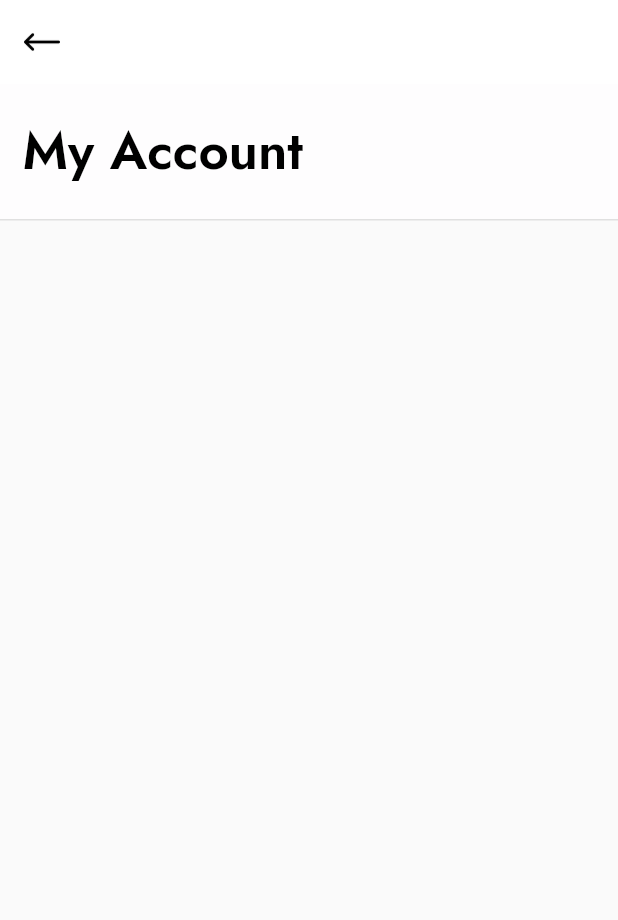
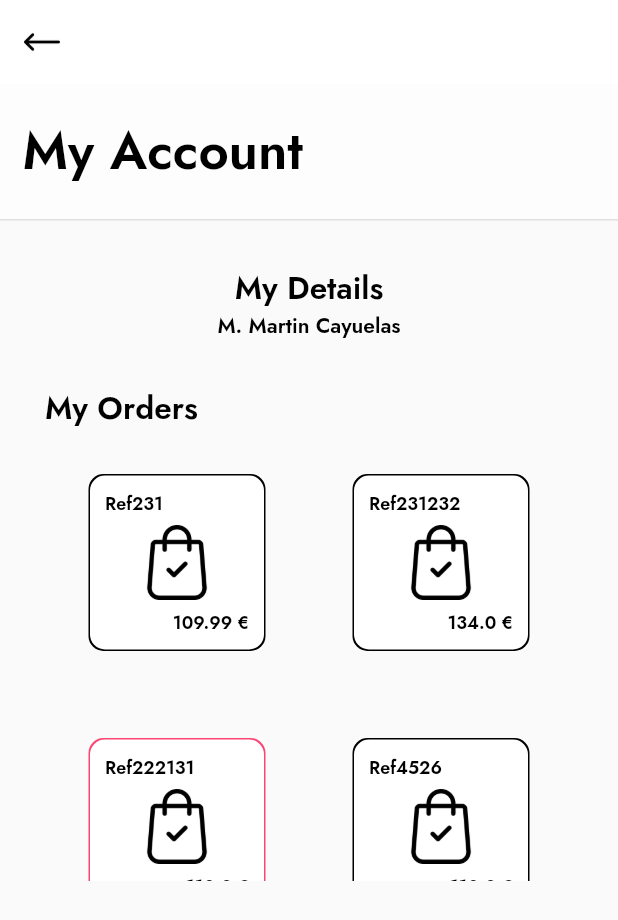
Before and after one commit to MartinCayuelas/Discover, a Flutter app: the UserScreen screen opened by its route, on a phone screen of 412 x 824 dp. Shown: the top 920 px of the screen. Run offline on Flutter 3.47's test engine with Material 2 defaults, Android fonts, the light colour scheme and no system bars.

Commit message:
🚧 WIP

```diff
--- /dev/null
+++ b/lib/components/divider.dart
@@ -0,0 +1,13 @@
+import 'package:flutter/material.dart';
+import 'package:flutter/widgets.dart';
+
+class DividerWidget extends StatelessWidget {
+  @override
+  Widget build(BuildContext context) {
+    return Divider(
+      height: 1,
+      color: Colors.grey.shade300,
+      thickness: 1,
+    );
+  }
+}
--- a/lib/main.dart
+++ b/lib/main.dart
@@ -2,7 +2,7 @@ import 'package:flutter/material.dart';
 import 'package:shoesapp/screens/cart.dart';
 import 'package:shoesapp/screens/details/detailShoes.dart';
 import 'package:shoesapp/screens/home.dart';
-import 'package:shoesapp/screens/user.dart';
+import 'package:shoesapp/screens/user/user.dart';
 
 void main() {
   runApp(MyApp());
--- a/lib/screens/cart.dart
+++ b/lib/screens/cart.dart
@@ -1,4 +1,5 @@
 import 'package:flutter/material.dart';
+import 'package:shoesapp/components/divider.dart';
 import 'package:shoesapp/models/Cart.dart';
 import 'package:shoesapp/models/shoes_model.dart';
 import 'package:shoesapp/models/ListShoes.dart';
@@ -48,17 +49,9 @@ class _CartScreenState extends State<CartScreen> {
       body: Column(
         children: <Widget>[
           _buildTopBody(),
-          Divider(
-            height: 1,
-            color: Colors.grey.shade300,
-            thickness: 1,
-          ),
+          DividerWidget(),
           _buildListBody(),
-          Divider(
-            height: 1,
-            color: Colors.grey.shade300,
-            thickness: 1,
-          ),
+          DividerWidget(),
           _buildBottomBody(),
         ],
       ),
--- /dev/null
+++ b/lib/screens/user/information.dart
@@ -0,0 +1,34 @@
+import 'package:flutter/material.dart';
+import 'package:flutter/widgets.dart';
+import 'package:shoesapp/models/order_model.dart';
+
+class Information extends StatelessWidget {
+  Information(this.firstName, this.lastName);
+
+  final String firstName;
+  final String lastName;
+
+  @override
+  Widget build(BuildContext context) {
+    return Padding(
+      child: Column(
+        children: <Widget>[
+          Text('My Details',
+              style: TextStyle(
+                color: Colors.black,
+                fontSize: 21.0,
+                fontWeight: FontWeight.w500,
+                fontFamily: 'JostSB',
+              )),
+          Text('M. ${this.firstName} ${this.lastName}',
+              style: TextStyle(
+                color: Colors.black,
+                fontSize: 14.0,
+                fontWeight: FontWeight.w500,
+                fontFamily: 'JostSB',
+              )),
+        ],
+      ),
+      padding: const EdgeInsets.all(15));
+  }
+}
--- /dev/null
+++ b/lib/screens/user/orders.dart
@@ -0,0 +1,105 @@
+import 'package:flutter/material.dart';
+import 'package:flutter/widgets.dart';
+import 'package:shoesapp/models/order_model.dart';
+
+class Orders extends StatelessWidget {
+  Orders(this.orders);
+
+  final List<Order> orders;
+
+  @override
+  Widget build(BuildContext context) {
+    return Padding(
+      child: Column(children: <Widget>[
+        Align(
+          child: Text(
+            'My Orders',
+            style: TextStyle(
+              color: Colors.black,
+              fontSize: 21.0,
+              fontWeight: FontWeight.w500,
+              fontFamily: 'JostSB',
+            ),
+          ),
+          alignment: Alignment.centerLeft,
+        ),
+        SizedBox(
+          height: 300,
+          child: GridView.count(
+            // Create a grid with 2 columns. If you change the scrollDirection to
+            // horizontal, this produces 2 rows.
+            crossAxisCount: 2,
+            // Generate 100 widgets that display their index in the List.
+            children: List.generate(this.orders.length, (index) {
+              return Padding(
+                padding: const EdgeInsets.all(30),
+                child: Container(
+                    height: 50,
+                    width: 50,
+                    color: Theme.of(context).primaryColor,
+                    child: _buildOrder(this.orders[index])),
+              );
+            }),
+          ),
+        ),
+      ]),
+      padding: const EdgeInsets.all(15),
+    );
+  }
+
+
+  Widget _buildOrder(Order order) {
+    return Container(
+      child: Stack(
+        children: <Widget>[
+          Positioned(
+              top: 0,
+              left: 0,
+              child: Padding(
+                padding: const EdgeInsets.all(10),
+                child: Text(
+                  order.ref,
+                  style: TextStyle(
+                    color: Colors.black,
+                    fontSize: 12.0,
+                    fontWeight: FontWeight.w400,
+                    fontFamily: 'JostSB',
+                  ),
+                ),
+              )),
+          Center(
+            child: Image.asset(
+              'images/shopping-bag.png',
+              height: 50,
+              width: 50,
+            ),
+          ),
+          Positioned(
+              bottom: 0,
+              right: 0,
+              child: Padding(
+                padding: const EdgeInsets.all(10),
+                child: Text(
+                  "${order.amount.toString()} €",
+                  style: TextStyle(
+                    color: Colors.black,
+                    fontSize: 12.0,
+                    fontWeight: FontWeight.w400,
+                    fontFamily: 'JostSB',
+                  ),
+                ),
+              )),
+        ],
+      ),
+      decoration: BoxDecoration(
+        borderRadius: BorderRadius.circular(10),
+        color: Colors.white,
+        boxShadow: [
+          BoxShadow(
+              color: order.delivered ? Colors.black : Color(0xfffc4572),
+              spreadRadius: 1),
+        ],
+      ),
+    );
+  }
+}
--- a/lib/screens/user.dart
+++ b/lib/screens/user/user.dart
@@ -1,6 +1,9 @@
 import 'package:flutter/material.dart';
+import 'package:shoesapp/components/divider.dart';
 import 'package:shoesapp/models/ListOrders.dart';
 import 'package:shoesapp/models/User.dart';
+import 'package:shoesapp/screens/user/information.dart';
+import 'package:shoesapp/screens/user/orders.dart';
 
 class UserScreen extends StatefulWidget {
   @override
@@ -28,11 +31,8 @@ class _UserScreenState extends State<UserScreen> {
       body: Column(
         children: <Widget>[
           _buildTopBody(),
-          Divider(
-            height: 1,
-            color: Colors.grey.shade300,
-            thickness: 1,
-          ),
+          DividerWidget(),
+          _buildBody(),
         ],
       ),
     );
@@ -79,4 +79,14 @@ class _UserScreenState extends State<UserScreen> {
               ])),
     );
   }
+
+  Widget _buildBody() {
+    return Padding(
+      child: Column(children: <Widget>[
+        Information(this.user.firstName, this.user.lastName),
+        Orders(this.user.listOrders),
+      ]),
+      padding: const EdgeInsets.all(15),
+    );
+  }
 }
```
Also changed, not shown: images/shopping-bag.png (added).
